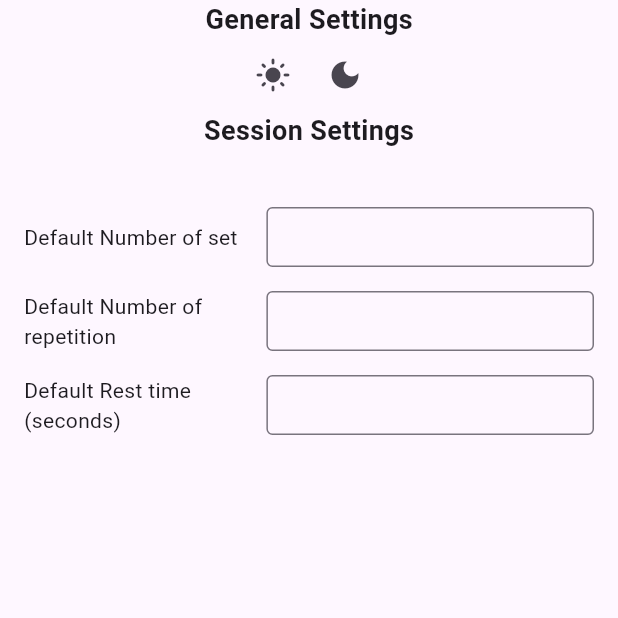
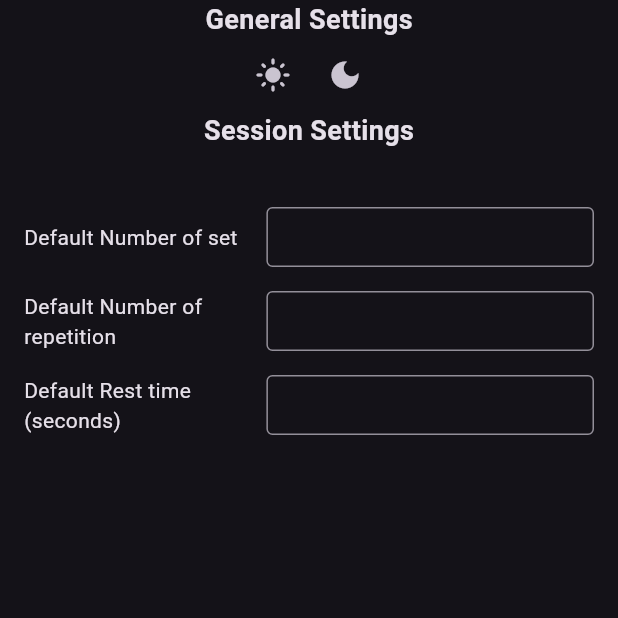
Before and after one commit to Maxime267/gym_app, a Flutter app: the Settings screen opened directly, after a tap on the "dark mode" icon, on a phone screen of 412 x 824 dp, the top half of it. Run offline on Flutter 3.47's test engine with Material 3 defaults, Android fonts, the phone set to English and light mode, and no system bars; our stand-ins replace bloc, flutter_bloc, shared_preferences; accounts and stored records are empty; network calls fail.

Commit message:
Light Dark trop style poto

```diff
--- a/lib/logic/bloc/drawer.dart
+++ b/lib/logic/bloc/drawer.dart
@@ -35,6 +35,7 @@ class DrawerEventRenameText extends DrawerEvent {
   final String newName;
   DrawerEventRenameText({required this.pageid, required this.newName});
 }
+
 
 //State
 
@@ -115,6 +116,5 @@ class DrawerBloc extends Bloc<DrawerEvent, DrawerState> {
       DrawerState.renameItem(event.pageid,event.newName);
       emit(DrawerState("RenameText", event.pageid));
     });
-
   }
 }
--- /dev/null
+++ b/lib/logic/notifier/themeNotifier.dart
@@ -0,0 +1,34 @@
+import 'package:flutter/material.dart';
+import 'package:shared_preferences/shared_preferences.dart';
+
+class ThemeNotifier with ChangeNotifier {
+  ThemeMode _themeMode = ThemeMode.system;
+
+  ThemeMode get themeMode => _themeMode;
+
+  ThemeNotifier() {
+    _loadData();
+  }
+
+  void _loadData() async {
+    final prefs = await SharedPreferences.getInstance();
+    final text = prefs.getString("visual_mode") ?? "";
+    if(text == "dark"){
+      _themeMode = ThemeMode.dark;
+    }
+    else{
+      _themeMode = ThemeMode.light;
+      notifyListeners();
+    }
+  }
+
+  void setTheme(String mode) async {
+  if (mode == "dark") {
+    _themeMode = ThemeMode.dark;
+  } else {
+    _themeMode = ThemeMode.light;
+  }
+  notifyListeners();
+}
+
+}
--- a/lib/main.dart
+++ b/lib/main.dart
@@ -2,18 +2,55 @@ import 'package:flutter/material.dart';
 import 'package:flutter_bloc/flutter_bloc.dart';
 import 'package:gym_app/presentation/screen/home_page.dart';
 import 'logic/bloc/drawer.dart';
+import 'logic/notifier/themeNotifier.dart';
+import 'package:provider/provider.dart';
 
 void main() {
   runApp(
-    BlocProvider(
-      create: (context) => DrawerBloc(),
-      child: MaterialApp(
-        title: 'Gym App',
-        theme: ThemeData(
-          primarySwatch: Colors.blue,
-        ),
-        home: HomePage(),
+    ChangeNotifierProvider(
+      create: (_) => ThemeNotifier(),
+      child: const MyApp(),
     ),
+  );
+}
+
+/*
+void main2() {
+  runApp(
+    ChangeNotifierProvider(
+      create: (_) => ThemeNotifier(),
+      child :
+      BlocProvider(
+        create: (context) => DrawerBloc(),
+        child: MaterialApp(
+          title: 'Gym App',
+          theme: ThemeData.light(),
+          darkTheme: ThemeData.dark(),
+          home: HomePage(),
+      ),
+      )
     )
   );
 }
+*/
+
+class MyApp extends StatelessWidget {
+  const MyApp({super.key});
+
+  @override
+  Widget build(BuildContext context) {
+    final themeNotifier = Provider.of<ThemeNotifier>(context);
+
+    return
+    BlocProvider(
+        create: (context) => DrawerBloc(),
+        child: MaterialApp(
+          title: 'Gym App',
+          theme: ThemeData.light(),
+          darkTheme: ThemeData.dark(),
+          themeMode: themeNotifier.themeMode,
+          home: HomePage(),
+      ),
+    );
+  }
+}
--- a/lib/presentation/screen/settings.dart
+++ b/lib/presentation/screen/settings.dart
@@ -1,5 +1,20 @@
 import 'package:flutter/material.dart';
+import 'package:gym_app/logic/bloc/drawer.dart';
 import 'package:shared_preferences/shared_preferences.dart';
+import 'package:gym_app/logic/notifier/themeNotifier.dart';
+import 'package:provider/provider.dart';
+
+class SettingMap {
+  final String settingName;
+  final String parameterName;
+  final TextEditingController controller;
+
+  SettingMap({
+    required this.settingName,
+    required this.parameterName,
+    required this.controller,
+  });
+}
 
 
 class Settings extends StatefulWidget {
@@ -11,41 +26,51 @@ class Settings extends StatefulWidget {
 }
 
 class _SettingsState extends State<Settings> {
-  final TextEditingController textController = TextEditingController();
 
-  final List<Map<String, String>> settings = [
-  {
-    'settingName': 'Default Number of set',
-    'parameterName': '',
-  },
-  {
-    'settingName': 'Default Number of repetition',
-    'parameterName': '',
-  },
-  {
-    'settingName': 'Default Rest time (seconds)',
-    'parameterName': '',
-  },
+  final List<SettingMap> settings = [
+    SettingMap(
+      settingName: 'Default Number of set',
+      parameterName: 'nb_set',
+      controller: TextEditingController(),
+    ),
+    SettingMap(
+      settingName: 'Default Number of repetition',
+      parameterName: 'nb_rep',
+      controller: TextEditingController(),
+    ),
+    SettingMap(
+      settingName: 'Default Rest time (seconds)',
+      parameterName: 'rest_time',
+      controller: TextEditingController(),
+    ),
   ];
 
+
+
+
   @override
+
   void initState() {
     super.initState();
-    _loadData();
+
+    for(int i =0 ; i<3; i++){
+      _loadData(settings[i].parameterName,settings[i].controller);
+    }
   }
 
-  void _loadData() async {
+
+  void _loadData(String parameterName, TextEditingController textController) async {
     final prefs = await SharedPreferences.getInstance();
-    final text = prefs.getString('user_input') ?? "";
+    final text = prefs.getString(parameterName) ?? "";
     print("Text in Prefs: $text");
     textController.text = text;
   }
-  void _onSubmit() async {
-    print("Text: ${textController.text}");
+  void _onSubmit(String parameterName, String text) async {
+    print("Text: $text");
     final prefs = await SharedPreferences.getInstance();
-    await prefs.setString('user_input', textController.text);
+    await prefs.setString(parameterName, text);
   }
-
+  /*
   void _onClear() async {
     final prefs = await SharedPreferences.getInstance();
     await prefs.remove('user_input');
@@ -57,9 +82,11 @@ class _SettingsState extends State<Settings> {
     textController.dispose();
     super.dispose();
   }
+  */
 
   @override
   Widget build(BuildContext context) {
+    final themeNotifier = Provider.of<ThemeNotifier>(context);
     return Scaffold(
       body: Column(
         children: [
@@ -76,14 +103,16 @@ class _SettingsState extends State<Settings> {
               IconButton(
                 icon: Icon(Icons.light_mode),
                 onPressed: () {
-
+                  _onSubmit("visual_mode", "light");
+                  themeNotifier.setTheme("light");
                 },
                 tooltip: "Light mode",
               ),
               IconButton(
                 icon: Icon(Icons.dark_mode),
                 onPressed: () {
-
+                  _onSubmit("visual_mode", "dark");
+                  themeNotifier.setTheme("dark");
                 },
                 tooltip: "Dark mode",
               ),
@@ -97,16 +126,6 @@ class _SettingsState extends State<Settings> {
           ),),
           SizedBox(height: 30,),
 
-          /*
-          TextField(
-            controller: textController,
-            keyboardType: TextInputType.number,
-            decoration: const InputDecoration(
-                  hintText: 'Default number of set',
-                )
-          ),
-          */
-
           Expanded(
             child: ListView.builder(
               //separatorBuilder: (context, index) => const Divider(color: Colors.black),
@@ -115,8 +134,9 @@ class _SettingsState extends State<Settings> {
               itemCount: settings.length,
               itemBuilder: (context, index) {
                 final setting = settings[index];
-                final settingName = setting['settingName']!;
-                final parameterName = setting['parameterName']!;
+                final settingName = setting.settingName;
+                final parameterName = setting.parameterName;
+                final TextEditingController controler = setting.controller;
 
                 return Padding(
                   padding: const EdgeInsets.symmetric(vertical: 8.0, horizontal: 16.0),
@@ -130,6 +150,10 @@ class _SettingsState extends State<Settings> {
                       Expanded(
                         flex: 3,
                         child: TextField(
+                          controller: controler,
+                          onSubmitted: (newpara){
+                            _onSubmit(parameterName,controler.text);
+                          },
                           keyboardType: TextInputType.number,
                           decoration: const InputDecoration(
                             isDense: true,
--- a/pubspec.yaml
+++ b/pubspec.yaml
@@ -40,6 +40,7 @@ dependencies:
   meta: ^1.16.0
   path_provider: ^2.1.2
   shared_preferences: ^2.2.2
+  provider: ^6.1.0
 
 dev_dependencies:
   flutter_test:
```
Also changed, not shown: pubspec.lock.
